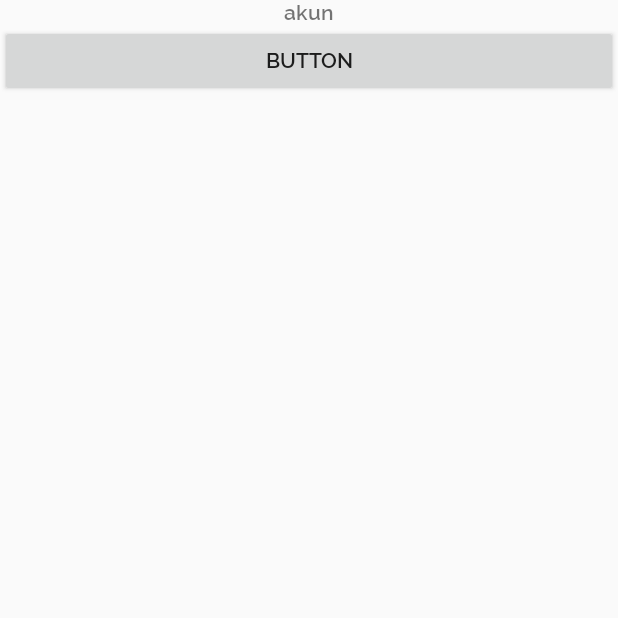
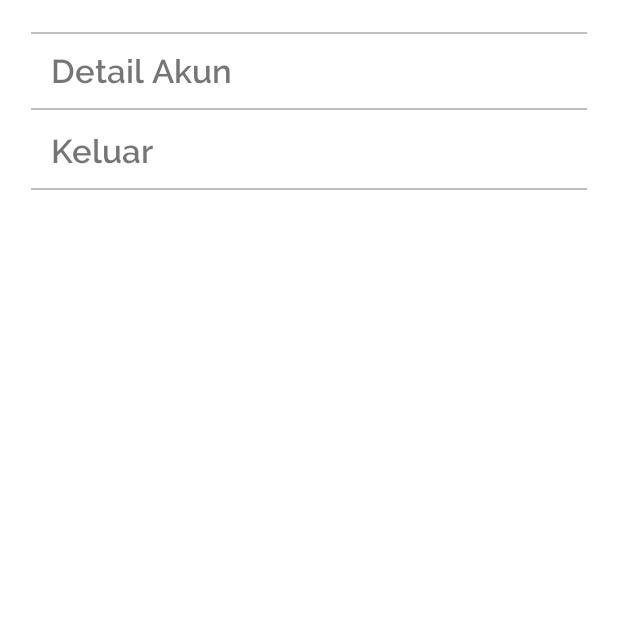
Before and after one commit to alpine12/Tugas-Akhir, an Android app: the fragment AkunFragment shown on its own in the app's theme, on a phone screen of 412 x 824 dp, the top half of it. Run offline under Robolectric (Android 15) with nearby library versions, the phone set to English and light mode, and no system bars; our stand-ins replace sdp/ssp sizes; libraries missing offline, so code that uses them is left out: com.pixplicity.easyprefs.

Commit message:
perbaikan from REgistrasi

```diff
--- a/app/src/main/java/id/BentengBuahNaga/App/activity/adapter/DaftarMenuAdapter.java
+++ b/app/src/main/java/id/BentengBuahNaga/App/activity/adapter/DaftarMenuAdapter.java
@@ -55,6 +55,7 @@ public class DaftarMenuAdapter extends RecyclerView.Adapter<DaftarMenuAdapter.vi
         private ImageView iconMenu;
         private TextView tittleMenu;
         private TextView hargaMenu;
+        private TextView jumlahStok;
 
         public viewHolder(@NonNull View v) {
             super(v);
@@ -62,6 +63,7 @@ public class DaftarMenuAdapter extends RecyclerView.Adapter<DaftarMenuAdapter.vi
             iconMenu = v.findViewById(R.id.iconMenu);
             tittleMenu = v.findViewById(R.id.titleMmenu);
             hargaMenu = v.findViewById(R.id.hargaMenu);
+            jumlahStok = v.findViewById(R.id.stok_menu);
         }
 
         private void bindItem(DaftarMenuModel menu, onClickListerner listerner) {
@@ -75,6 +77,7 @@ public class DaftarMenuAdapter extends RecyclerView.Adapter<DaftarMenuAdapter.vi
             Picasso.get().load(InitRetrofit.getIMAGEURL() + menu.getGambar()).fit()
                     .memoryPolicy(MemoryPolicy.NO_CACHE, MemoryPolicy.NO_STORE).into(iconMenu);
             tittleMenu.setText(menu.getNamaMenu());
+            jumlahStok.setText("Stok : "+menu.getStok());
             hargaMenu.setText(FormatRp.FormatRp(menu.getHarga()));
         }
     }
--- a/app/src/main/java/id/BentengBuahNaga/App/activity/fragment/AkunFragment.java
+++ b/app/src/main/java/id/BentengBuahNaga/App/activity/fragment/AkunFragment.java
@@ -6,6 +6,7 @@ import android.view.LayoutInflater;
 import android.view.View;
 import android.view.ViewGroup;
 import android.widget.Button;
+import android.widget.TextView;
 
 import androidx.fragment.app.Fragment;
 
@@ -31,7 +32,7 @@ public class AkunFragment extends Fragment {
     public View onCreateView(LayoutInflater inflater, ViewGroup container, Bundle savedInstanceState) {
         // Inflate the layout for this fragment
         View view = inflater.inflate(R.layout.fragment_akun, container, false);
-        Button button = view.findViewById(R.id.button2);
+        TextView button = view.findViewById(R.id.btn_keluar);
         button.setOnClickListener(new View.OnClickListener() {
             @Override
             public void onClick(View view) {
--- a/app/src/main/java/id/BentengBuahNaga/App/network/InitRetrofit.java
+++ b/app/src/main/java/id/BentengBuahNaga/App/network/InitRetrofit.java
@@ -11,7 +11,7 @@ import retrofit2.converter.scalars.ScalarsConverterFactory;
 
 public class InitRetrofit {
 
-    private static final String URL = "http://192.168.4.102/";
+    private static final String URL = "http://192.168.43.88/";
     private static final String BASE_URL =URL+ "simcafe/api_client/";
     private static final String IMAGEURL = URL+"simcafe/assets/img/foto_menu/";
 
--- /dev/null
+++ b/app/src/main/res/drawable-xxhdpi/bottom_line_gray.xml
@@ -0,0 +1,24 @@
+<?xml version="1.0" encoding="utf-8"?>
+<layer-list xmlns:android="http://schemas.android.com/apk/res/android"
+    android:layout_width="match_parent"
+    android:layout_height="1dp">
+
+    <item
+        android:bottom="1dp"
+        android:top="-6dp"
+        android:right="-6dp"
+        android:left="-6dp">
+
+        <shape
+            android:shape="rectangle">
+            <stroke
+                android:width="1dp"
+                android:color="@color/grey"/>
+            <solid
+                android:color="@color/white"/>
+
+        </shape>
+    </item>
+
+
+</layer-list>
--- /dev/null
+++ b/app/src/main/res/drawable/top_bottom_line_gray.xml
@@ -0,0 +1,24 @@
+<?xml version="1.0" encoding="utf-8"?>
+<layer-list xmlns:android="http://schemas.android.com/apk/res/android"
+    android:layout_width="match_parent"
+    android:layout_height="1dp">
+
+    <item
+        android:bottom="1dp"
+        android:top="1dp"
+        android:right="-6dp"
+        android:left="-6dp">
+
+        <shape
+            android:shape="rectangle">
+            <stroke
+                android:width="1dp"
+                android:color="@color/grey"/>
+            <solid
+                android:color="@color/white"/>
+
+        </shape>
+    </item>
+
+
+</layer-list>
--- a/app/src/main/res/layout/fragment_akun.xml
+++ b/app/src/main/res/layout/fragment_akun.xml
@@ -3,28 +3,32 @@
     xmlns:tools="http://schemas.android.com/tools"
     android:layout_width="match_parent"
     android:layout_height="match_parent"
+    android:background="@color/white"
     tools:context=".activity.fragment.AkunFragment">
 
     <!-- TODO: Update blank fragment layout -->
     <LinearLayout
         android:layout_width="match_parent"
         android:layout_height="match_parent"
-        android:orientation="vertical">
-
-
+        android:orientation="vertical"
+        android:padding="@dimen/_16sdp">
         <TextView
             android:layout_width="match_parent"
             android:layout_height="wrap_content"
-            android:gravity="center_vertical"
-            android:text="akun"
-            android:textAlignment="center" />
-
-        <Button
-            android:id="@+id/button2"
+            android:padding="@dimen/_10sdp"
+            android:text="Detail Akun"
+            android:background="@drawable/top_bottom_line_gray"
+            android:textSize="@dimen/_17ssp"
+            />
+        <TextView
+            android:id="@+id/btn_keluar"
             android:layout_width="match_parent"
             android:layout_height="wrap_content"
-            android:text="Button" />
-
+            android:padding="@dimen/_10sdp"
+            android:text="Keluar"
+            android:background="@drawable/bottom_line_gray"
+            android:textSize="@dimen/_17ssp"
+            />
     </LinearLayout>
 
 </FrameLayout>
--- a/app/src/main/res/values/colors.xml
+++ b/app/src/main/res/values/colors.xml
@@ -19,6 +19,7 @@
     <color name="emelard">#2ecc71</color>
     <color name="sunflower">#f1c40f</color>
     <color name="hint_of_pensive">#dcdde1</color>
+    <color name="grey">#bfbfbf</color>
 
     <color name="grey_black">#757575</color>
     <color name="lightblue">#03A9F4</color>
```
